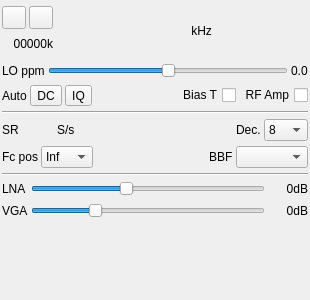
The window that plugins/samplesource/hackrfinput/hackrfinputgui.ui (f4exb/sdrangel) describes before a commit, drawn with Qt 5.
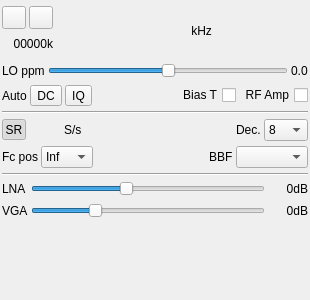
The same window after the commit. Icons and pictures are not drawn. Custom widgets are drawn as their Qt base class.

Commit message: HackRF input: implemented baseband or device sample rate input option

What changed in the file:
```diff
--- a/plugins/samplesource/hackrfinput/hackrfinputgui.ui
+++ b/plugins/samplesource/hackrfinput/hackrfinputgui.ui
@@ -307,22 +307,31 @@
       <number>2</number>
      </property>
      <item>
-      <widget class="QLabel" name="sampleRateLabel">
-       <property name="sizePolicy">
-        <sizepolicy hsizetype="Maximum" vsizetype="Preferred">
-         <horstretch>0</horstretch>
-         <verstretch>0</verstretch>
-        </sizepolicy>
-       </property>
+      <widget class="QToolButton" name="sampleRateMode">
        <property name="minimumSize">
         <size>
-         <width>16</width>
+         <width>24</width>
          <height>0</height>
         </size>
        </property>
+       <property name="maximumSize">
+        <size>
+         <width>24</width>
+         <height>16777215</height>
+        </size>
+       </property>
+       <property name="toolTip">
+        <string>Toggle between device to host (SR) and base band (BB) sample rate input</string>
+       </property>
        <property name="text">
         <string>SR</string>
        </property>
+       <property name="checkable">
+        <bool>true</bool>
+       </property>
+       <property name="checked">
+        <bool>true</bool>
+       </property>
       </widget>
      </item>
      <item>
```
The commit also changes 2 other files.
